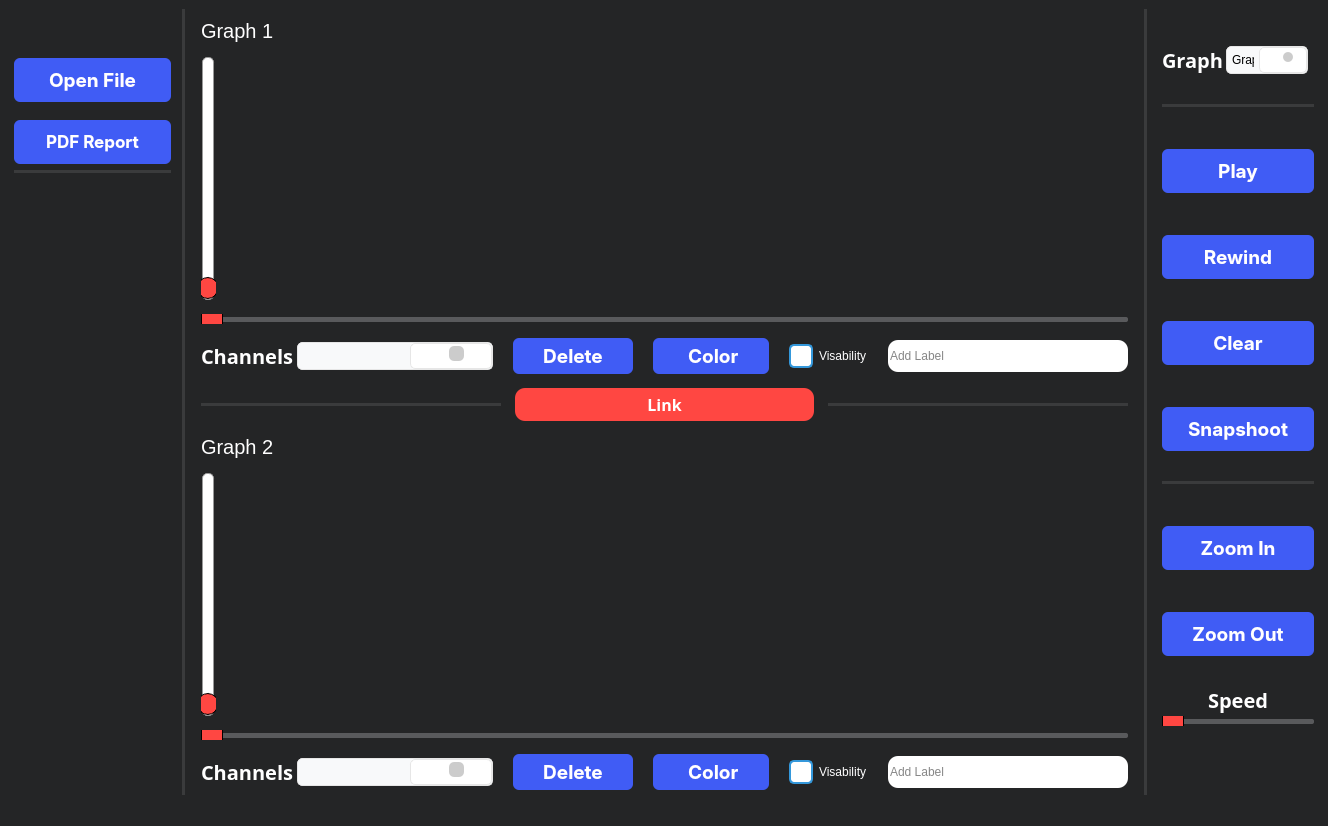
First picture: the form in mainwindow.ui, repository mohamedmosilhy/real-time-monitoring, before the edit.
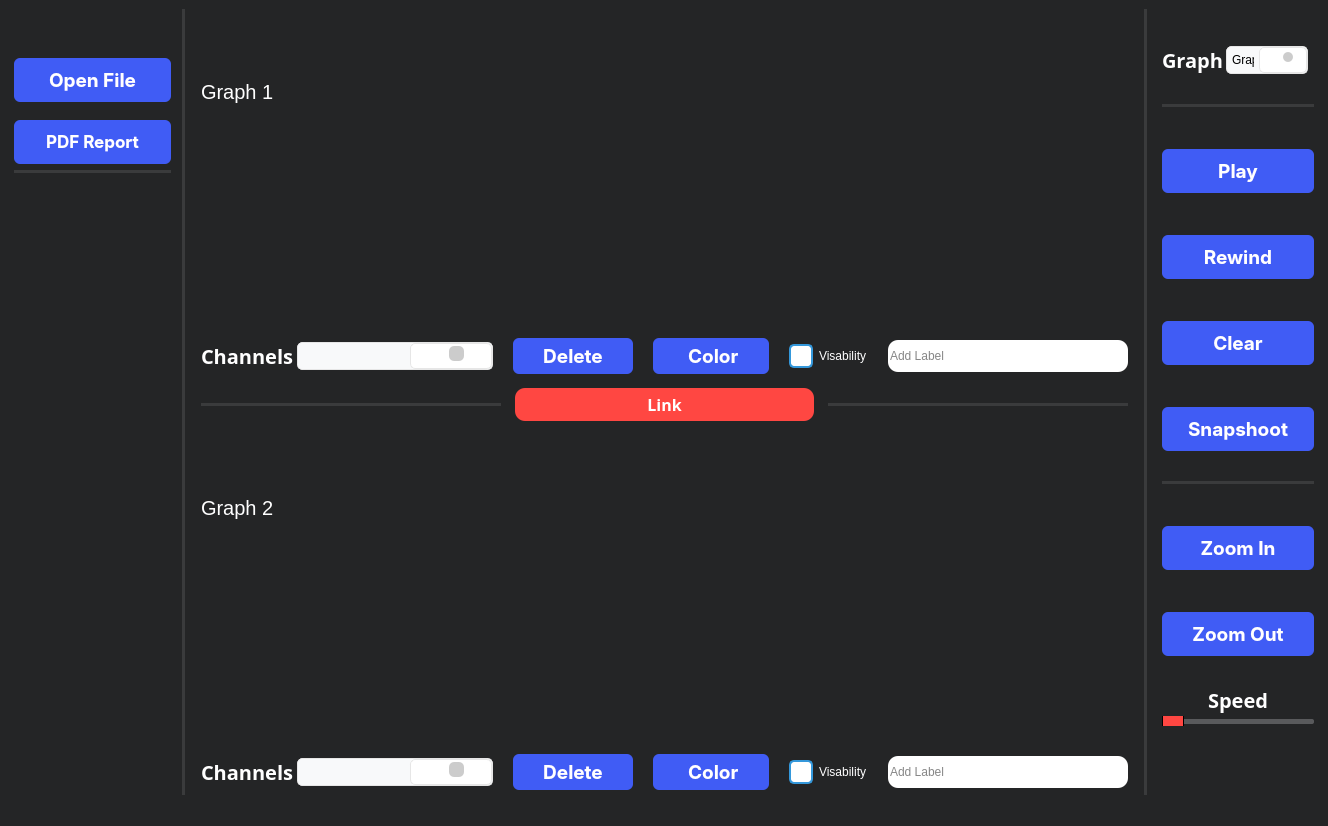
Second picture: the form after the edit. Icons and pictures are not drawn. Custom widgets are drawn as their Qt base class.

What changed in the file:
```diff
--- a/mainwindow.ui
+++ b/mainwindow.ui
@@ -271,86 +271,11 @@
          </item>
          <item>
           <layout class="QHBoxLayout" name="horizontalLayout_8">
-           <item>
-            <widget class="QSlider" name="verticalSliderGraph1">
-             <property name="styleSheet">
-              <string notr="true">/* Style for the QSlider (Vertical) */
-QSlider::groove:vertical {
-    background: #fff; /* Color of the track */
-    border: 1px solid #999; /* Border of the track */
-    width: 10px; /* Set the width of the track */
-    border-radius: 5px; /* Round the corners of the track */
-}
-
-/* Style for the slider handle (thumb) on a vertical slider */
-QSlider::handle:vertical {
-    background: #FF4742; /* Color of the handle */
-    border: 1px solid; /* Border of the handle */
-    width: 30px; /* Width of the handle */
-    height: 20px; /* Height of the handle */
-    margin: 0 -5px; /* Negative margin to center the handle horizontally */
-    border-radius: 10px; /* Round the corners of the handle */
-}
-
-/* Style for the slider handle when pressed on a vertical slider */
-QSlider::handle:vertical:pressed {
-    background: #FF4742; /* Color of the handle when pressed */
-    border: 1px solid #3498db; /* Border of the handle when pressed */
-}
-</string>
-             </property>
-             <property name="orientation">
-              <enum>Qt::Vertical</enum>
-             </property>
-            </widget>
-           </item>
            <item>
             <widget class="PlotWidget" name="graph1" native="true"/>
            </item>
           </layout>
          </item>
-         <item>
-          <widget class="QSlider" name="horizontalSliderGraph1">
-           <property name="styleSheet">
-            <string notr="true">/* Style for the QSlider */
-
-/* Background of the slider track */
-QSlider {
-    background-color: transparent;
-    height: 10px; /* Set the height of the track */
-
-}
-
-/* Style for the groove (track) */
-QSlider::groove {
-    background: #595a5c; /* Color of the track */
-    border: 0px solid #999; /* Border of the track */
-    height: 5px; /* Set the height of the track */
-    border-radius: 2px; /* Round the corners of the track */
-}
-
-/* Style for the slider handle (thumb) */
-QSlider::handle {
-    background: #FF4742; /* Color of the handle */
-    border: 1px solid ; /* Border of the handle */
-    width: 20px; /* Width of the handle */
-    height: 30px; /* Height of the handle */
-    margin: -5px 0; /* Negative margin to center the handle vertically */
-    border-radius: 2px; /* Round the corners of the handle */
-}
-
-/* Style for the slider handle when pressed */
-QSlider::handle:pressed {
-    background: #FF4742; /* Color of the handle when pressed */
-    border: 1px solid #3498db; /* Border of the handle when pressed */
-}
-</string>
-           </property>
-           <property name="orientation">
-            <enum>Qt::Horizontal</enum>
-           </property>
-          </widget>
-         </item>
          <item>
           <layout class="QHBoxLayout" name="horizontalLayout_9" stretch="0,0,0,0,0,0">
            <property name="spacing">
@@ -831,86 +756,11 @@
          </item>
          <item>
           <layout class="QHBoxLayout" name="horizontalLayout_4">
-           <item>
-            <widget class="QSlider" name="verticalSliderGraph2">
-             <property name="styleSheet">
-              <string notr="true">/* Style for the QSlider (Vertical) */
-QSlider::groove:vertical {
-    background: #fff; /* Color of the track */
-    border: 1px solid #999; /* Border of the track */
-    width: 10px; /* Set the width of the track */
-    border-radius: 5px; /* Round the corners of the track */
-}
-
-/* Style for the slider handle (thumb) on a vertical slider */
-QSlider::handle:vertical {
-    background: #FF4742; /* Color of the handle */
-    border: 1px solid; /* Border of the handle */
-    width: 30px; /* Width of the handle */
-    height: 20px; /* Height of the handle */
-    margin: 0 -5px; /* Negative margin to center the handle horizontally */
-    border-radius: 10px; /* Round the corners of the handle */
-}
-
-/* Style for the slider handle when pressed on a vertical slider */
-QSlider::handle:vertical:pressed {
-    background: #FF4742; /* Color of the handle when pressed */
-    border: 1px solid #3498db; /* Border of the handle when pressed */
-}
-</string>
-             </property>
-             <property name="orientation">
-              <enum>Qt::Vertical</enum>
-             </property>
-            </widget>
-           </item>
            <item>
             <widget class="PlotWidget" name="graph2" native="true"/>
            </item>
           </layout>
          </item>
-         <item>
-          <widget class="QSlider" name="horizontalSliderGraph2">
-           <property name="styleSheet">
-            <string notr="true">/* Style for the QSlider */
-
-/* Background of the slider track */
-QSlider {
-    background-color: transparent;
-    height: 10px; /* Set the height of the track */
-
-}
-
-/* Style for the groove (track) */
-QSlider::groove {
-    background: #595a5c; /* Color of the track */
-    border: 0px solid #999; /* Border of the track */
-    height: 5px; /* Set the height of the track */
-    border-radius: 2px; /* Round the corners of the track */
-}
-
-/* Style for the slider handle (thumb) */
-QSlider::handle {
-    background: #FF4742; /* Color of the handle */
-    border: 1px solid ; /* Border of the handle */
-    width: 20px; /* Width of the handle */
-    height: 30px; /* Height of the handle */
-    margin: -5px 0; /* Negative margin to center the handle vertically */
-    border-radius: 2px; /* Round the corners of the handle */
-}
-
-/* Style for the slider handle when pressed */
-QSlider::handle:pressed {
-    background: #FF4742; /* Color of the handle when pressed */
-    border: 1px solid #3498db; /* Border of the handle when pressed */
-}
-</string>
-           </property>
-           <property name="orientation">
-            <enum>Qt::Horizontal</enum>
-           </property>
-          </widget>
-         </item>
          <item>
           <layout class="QHBoxLayout" name="horizontalLayout_6">
            <property name="spacing">
```
Left out of the diff: 2 changed lines with no effect on the pictures.
